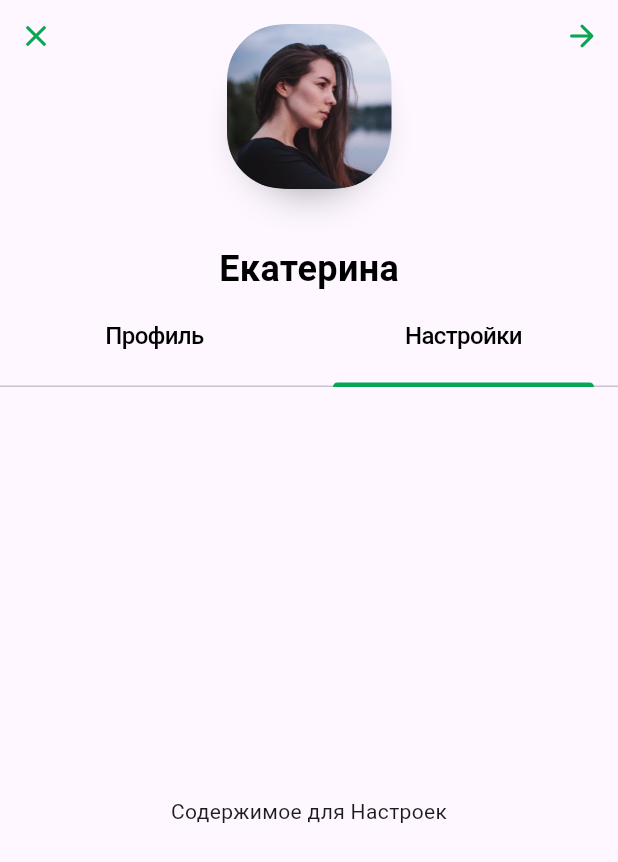
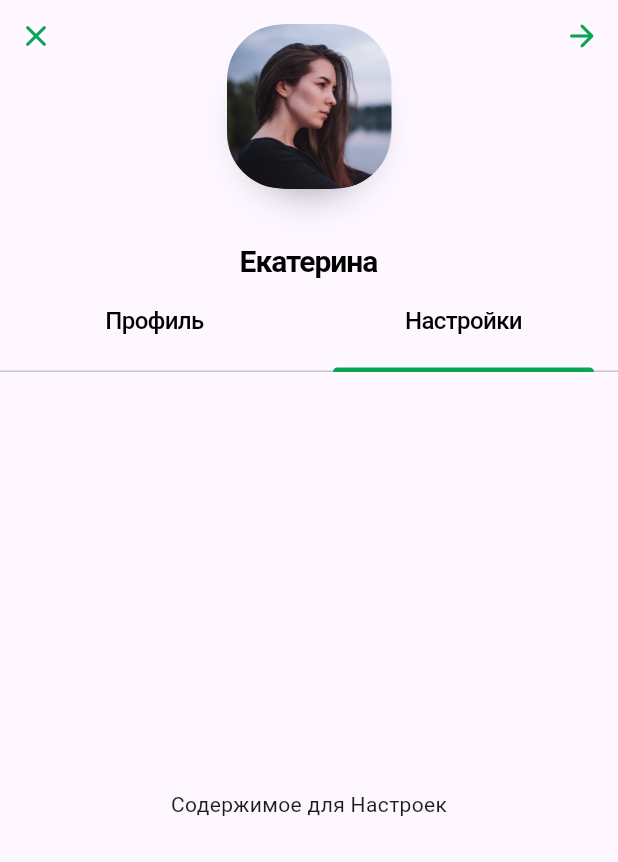
Before and after one commit to puhlenkiyroman/flutter_development_1, a Flutter app: the screen it shows after launch, tab 2 chosen, on a phone screen of 412 x 824 dp. Shown: the top 862 px of the screen. Run offline on Flutter 3.47's test engine with Material 3 defaults, Android fonts, the phone set to English and light mode, and no system bars; Roboto replaces fonts that are missing (SF Pro Display, SF Pro Text).

Commit message:
Created AppTheme with fonts, colors. Cards redone

```diff
--- /dev/null
+++ b/lib/App_Theme/app_theme.dart
@@ -0,0 +1,75 @@
+import 'package:flutter/material.dart';
+
+class AppTheme {
+  // Цвета
+  static const Color primaryColor = Color(0xFF08A652);
+  static const Color blackColor = Colors.black;
+  static const Color whiteColor = Colors.white;
+  static const Color greyColor = Colors.grey;
+  static const Color shadowColor1 = Color(0x114F4F6C);
+  static const Color shadowColor2 = Color(0x14000000);
+
+  // Размеры текста
+  static const double fontSizeSmall = 14;
+  static const double fontSizeMedium = 16;
+  static const double fontSizeLarge = 20;
+
+  // Семейство шрифтов
+  static const String fontFamily = 'SF Pro Text';
+  static const String fontFamilyDisplay = 'SF Pro Display';
+
+  // Стили текста
+  static const TextStyle tabBarTextStyle = TextStyle(
+    color: blackColor,
+    fontSize: fontSizeMedium,
+    fontFamily: fontFamily,
+    fontWeight: FontWeight.w500,
+    height: 0.08,
+    letterSpacing: -0.40,
+  );
+
+  static const TextStyle cardTextStyle = TextStyle(
+    color: blackColor,
+    fontSize: fontSizeSmall,
+    fontFamily: fontFamily,
+    fontWeight: FontWeight.w500,
+    height: 0.09,
+    letterSpacing: -0.41,
+  );
+
+  static const TextStyle largeTextStyle = TextStyle(
+    color: blackColor,
+    fontSize: fontSizeLarge,
+    fontFamily: fontFamily,
+    fontWeight: FontWeight.w700,
+    height: 1.2,
+    letterSpacing: -0.70,
+  );
+
+  static const TextStyle smallTextStyle = TextStyle(
+    color: greyColor,
+    fontSize: fontSizeSmall,
+    fontFamily: fontFamily,
+    fontWeight: FontWeight.w500,
+    height: 1.3,
+    letterSpacing: -0.42,
+  );
+
+  static const TextStyle titleTextStyle = TextStyle(
+    color: blackColor,
+    fontSize: fontSizeLarge,
+    fontFamily: fontFamily,
+    fontWeight: FontWeight.w700,
+    height: 1.2,
+    letterSpacing: -0.70,
+  );
+
+  static const TextStyle subtitleTextStyle = TextStyle(
+    color: greyColor,
+    fontSize: fontSizeSmall,
+    fontFamily: fontFamily,
+    fontWeight: FontWeight.w500,
+    height: 1.3,
+    letterSpacing: -0.42,
+  );
+}
--- a/lib/custom_app_bar.dart
+++ b/lib/custom_app_bar.dart
@@ -1,6 +1,7 @@
 import 'package:flutter/material.dart';
 import 'package:flutter_development_1/profile.dart';
 import 'package:flutter_development_1/profile_settings.dart';
+import 'app_theme/app_theme.dart';
 
 class CustomAppBar extends StatelessWidget {
   const CustomAppBar({Key? key}) : super(key: key);
@@ -8,7 +9,7 @@ class CustomAppBar extends StatelessWidget {
   @override
   Widget build(BuildContext context) {
     return DefaultTabController(
-      length: 2, // количество вкладок
+      length: 2,
       child: Scaffold(
         body: SafeArea(
           child: Column(
@@ -21,21 +22,21 @@ class CustomAppBar extends StatelessWidget {
                     onPressed: () {},
                     icon: const Icon(
                       Icons.close_rounded,
-                      color: Color(0xFF08A652),
+                      color: AppTheme.primaryColor,
                     ),
                   ),
-                  Profile(),
+                  const Profile(),
                   IconButton(
                     onPressed: () {},
                     icon: const Icon(
                       Icons.arrow_forward_rounded,
-                      color: Color(0xFF08A652),
+                      color: AppTheme.primaryColor,
                     ),
                   ),
                 ],
               ),
               const TabBar(
-                indicatorColor: const Color(0xFF08A652),
+                indicatorColor: AppTheme.primaryColor,
                 tabs: [
                   Tab(
                     child: SizedBox(
@@ -44,14 +45,7 @@ class CustomAppBar extends StatelessWidget {
                       child: Text(
                         'Профиль',
                         textAlign: TextAlign.center,
-                        style: TextStyle(
-                          color: Colors.black,
-                          fontSize: 16,
-                          fontFamily: 'SF Pro Text',
-                          fontWeight: FontWeight.w500,
-                          height: 0.08,
-                          letterSpacing: -0.40,
-                        ),
+                        style: AppTheme.tabBarTextStyle,
                       ),
                     ),
                   ),
@@ -62,14 +56,7 @@ class CustomAppBar extends StatelessWidget {
                       child: Text(
                         'Настройки',
                         textAlign: TextAlign.center,
-                        style: TextStyle(
-                          color: Colors.black,
-                          fontSize: 16,
-                          fontFamily: 'SF Pro Text',
-                          fontWeight: FontWeight.w500,
-                          height: 0.08,
-                          letterSpacing: -0.40,
-                        ),
+                        style: AppTheme.tabBarTextStyle,
                       ),
                     ),
                   ),
--- a/lib/main.dart
+++ b/lib/main.dart
@@ -10,7 +10,7 @@
 
   @override
   Widget build(BuildContext context) {
-    return MaterialApp(
+    return const MaterialApp(
       debugShowCheckedModeBanner: false,
       home: CustomAppBar(),
     );
--- a/lib/profile.dart
+++ b/lib/profile.dart
@@ -1,4 +1,5 @@
 import 'package:flutter/material.dart';
+import 'app_theme/app_theme.dart';
 
 class Profile extends StatelessWidget {
   const Profile({
@@ -35,12 +36,7 @@ class Profile extends StatelessWidget {
           padding: EdgeInsets.only(top: 36),
           child: Text(
             'Екатерина',
-            style: TextStyle(
-              color: Colors.black,
-              fontSize: 24,
-              fontFamily: 'SF Pro Display',
-              fontWeight: FontWeight.w700,
-            ),
+            style: AppTheme.titleTextStyle,
           ),
         ),
         const SizedBox(height: 14),
```
Also changed, not shown: lib/cards.dart (+37 -130 lines), lib/profile_settings.dart (+14 -22 lines).
